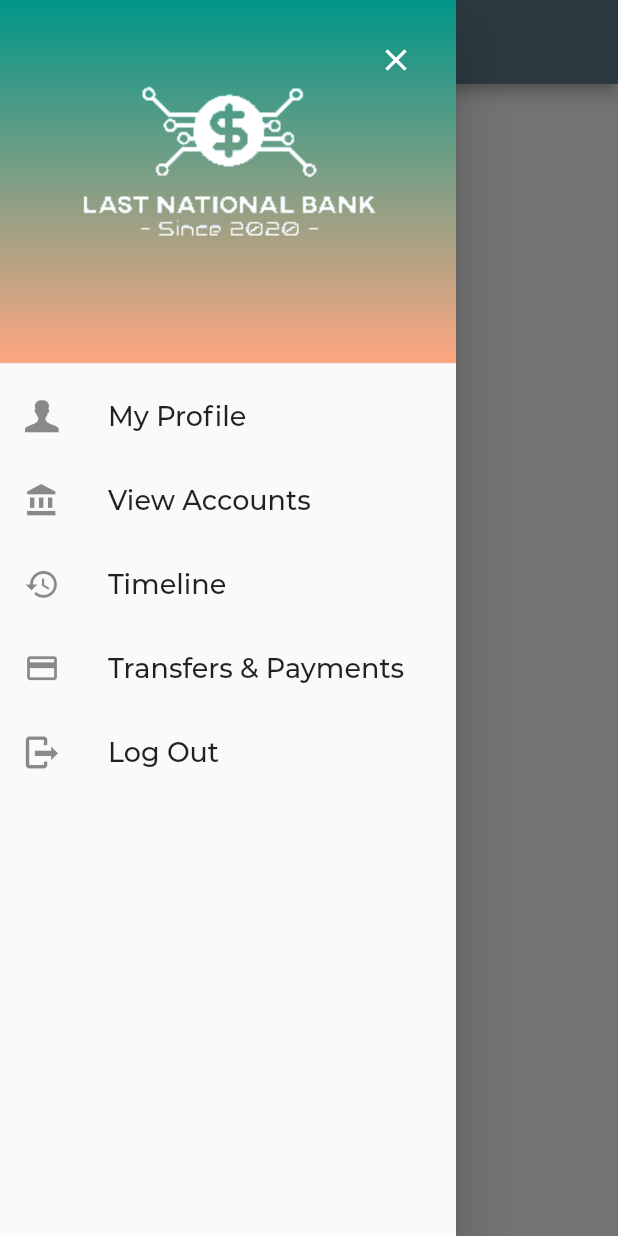
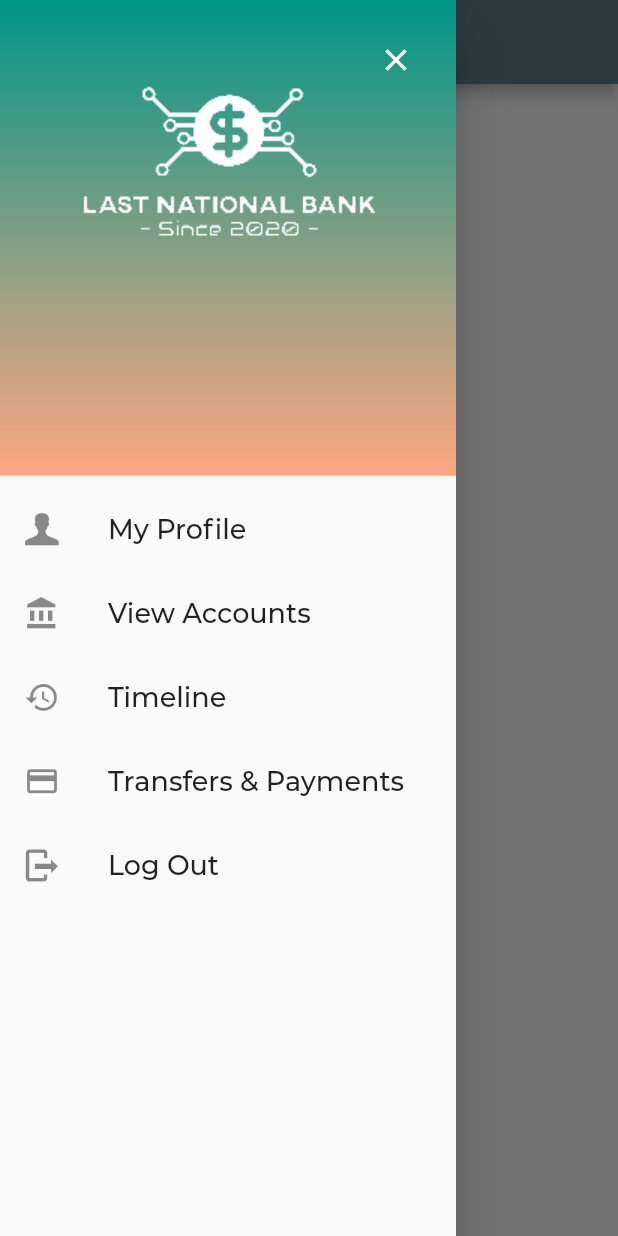
Before and after one commit to SDP-Wits/Banking-System, a Flutter app: the DrawerCode screen opened directly, with the side drawer open, on a phone screen of 412 x 824 dp. Run offline on Flutter 3.47's test engine with Material 2 defaults, Android fonts, the phone set to English and light mode, and no system bars; our stand-ins replace animate_do, fluttertoast, sqflite; missing offline and left inert: back_button_interceptor, hovering; accounts and stored records are empty; project files that could hold a hidden picture were left out.

Commit message:
Fixed Nav Bar overflow for fone

```diff
--- a/lib/main.dart
+++ b/lib/main.dart
@@ -48,7 +48,7 @@ class _MyHomePageState extends State<MyHomePage> {
   @override
   void initState() {
     super.initState();
-    //TODO: Comment before final release
+    // TODO: Comment before final release
     // autoLogin(context);
     // autoLoginWeb("7899876543210", "Joker@123", true, context);
   }
--- a/lib/widgets/navigation.dart
+++ b/lib/widgets/navigation.dart
@@ -13,7 +13,8 @@ class DrawerCode extends StatelessWidget {
     return Scaffold(
       drawer: Navigation(
         clientName: '',
-        clientSurname: '', context: context,
+        clientSurname: '',
+        context: context,
       ),
       appBar: AppBar(
         title: Text("Drawer"),
@@ -23,11 +24,14 @@ class DrawerCode extends StatelessWidget {
 }
 
 // Navigation and Drawer used interchangeably in comments
-Widget? Navigation({required String clientName, required String clientSurname,required BuildContext context}) {
+Widget? Navigation(
+    {required String clientName,
+    required String clientSurname,
+    required BuildContext context}) {
   final size = getSize(context);
-  if (size.width>tabletWidth){
+  if (size.width > tabletWidth) {
     return null;
-  }else{
+  } else {
     return _Navigation(clientName: clientName, clientSurname: clientSurname);
   }
 }
@@ -46,7 +50,7 @@ class _Navigation extends StatelessWidget {
       child: ListView(
         children: <Widget>[
           Container(
-              height: 250,
+              height: 325,
 
               // Drawer Header: Close icon, Image, Name & Surname
               child: DrawerHeader(
@@ -81,14 +85,16 @@ class _Navigation extends StatelessWidget {
                       ),
 
                       // Client name & surname
-                      Padding(
+                      Container(
+                        alignment: Alignment.center,
                         padding: const EdgeInsets.only(top: 140, left: 10),
                         child: Text(
-                          clientName + ' ' + clientSurname,
+                          clientName + '\n' + clientSurname,
                           style: TextStyle(
                             color: Colors.white,
                             fontSize: 25,
                             fontFamily: fontMont,
+                            fontWeight: FontWeight.w300,
                           ),
                         ),
                       ),
```
Also changed, not shown: pubspec.lock.
